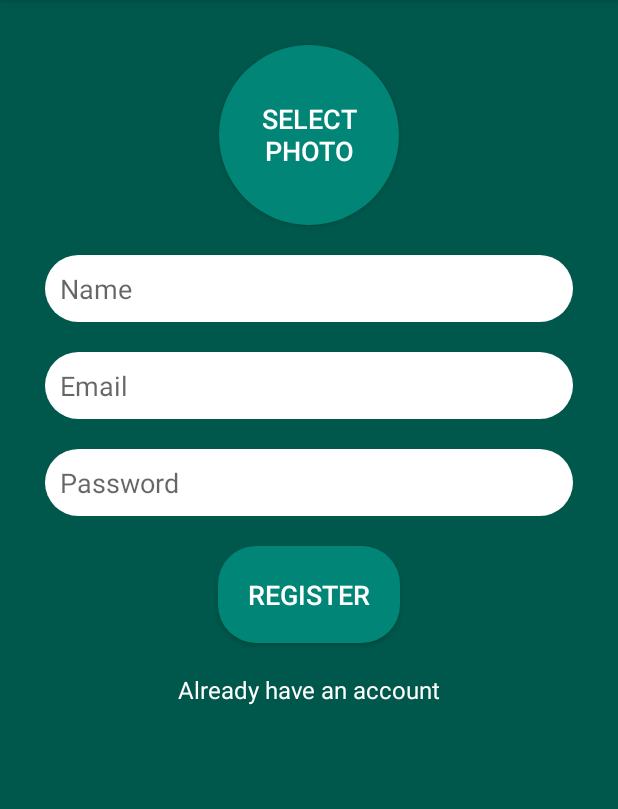
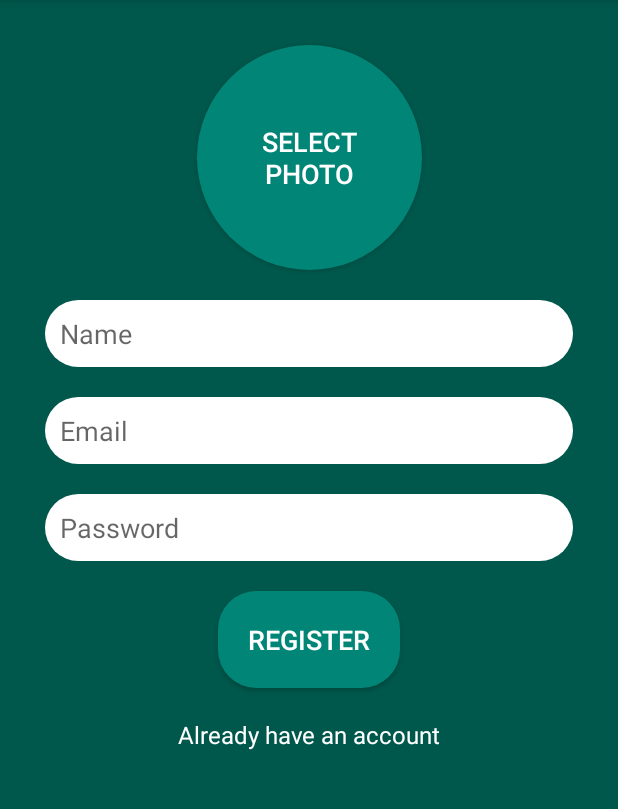
Before and after one commit to BezMan/KotlinMessanger, an Android app: the screen it shows after launch (RegisterActivity), on a phone screen of 412 x 824 dp, the part 84-893 px from its top. Run offline under Robolectric (Android 15) with nearby library versions, the phone set to English and light mode, and no system bars; our stand-ins replace CircleImageView, Firebase (no records; nobody signed in at launch, a user with empty details on screens opened directly).

Commit message:
refactoring and View stuff

```diff
--- a/app/build.gradle
+++ b/app/build.gradle
@@ -40,4 +40,8 @@ dependencies {
     // more Firebase products:
     // https://firebase.google.com/docs/android/setup#available-libraries
 
+
+    implementation 'de.hdodenhof:circleimageview:3.1.0'
+
+
 }
--- a/app/src/main/java/com/dev/kotlinmessenger/RegisterActivity.kt
+++ b/app/src/main/java/com/dev/kotlinmessenger/RegisterActivity.kt
@@ -2,7 +2,6 @@ package com.dev.kotlinmessenger
 
 import android.app.Activity
 import android.content.Intent
-import android.graphics.drawable.BitmapDrawable
 import android.net.Uri
 import android.os.Bundle
 import android.util.Log
@@ -12,7 +11,7 @@ import androidx.appcompat.app.AppCompatActivity
 import com.google.firebase.auth.FirebaseAuth
 import com.google.firebase.database.FirebaseDatabase
 import com.google.firebase.storage.FirebaseStorage
-import kotlinx.android.synthetic.main.activity_main.*
+import kotlinx.android.synthetic.main.activity_register.*
 import java.util.*
 
 class RegisterActivity : AppCompatActivity() {
@@ -22,7 +21,7 @@ class RegisterActivity : AppCompatActivity() {
 
     override fun onCreate(savedInstanceState: Bundle?) {
         super.onCreate(savedInstanceState)
-        setContentView(R.layout.activity_main)
+        setContentView(R.layout.activity_register)
     }
 
 
@@ -43,18 +42,19 @@ class RegisterActivity : AppCompatActivity() {
         FirebaseAuth.getInstance().createUserWithEmailAndPassword(email, password)
             .addOnCompleteListener {
                 if (!it.isSuccessful) return@addOnCompleteListener
-            //else if successful
+                //else if successful
                 Log.d(className, "created user with uid: ${it.result?.user?.uid}")
                 uploadImageToFirebaseStorage()
             }
             .addOnFailureListener {
                 Log.d(className, "Failed to create user: ${it.message}")
-                Toast.makeText(this, "Failed to create user: ${it.message}", Toast.LENGTH_LONG).show()
+                Toast.makeText(this, "Failed to create user: ${it.message}", Toast.LENGTH_LONG)
+                    .show()
             }
     }
 
     private fun uploadImageToFirebaseStorage() {
-        if(selectedPhotoUri == null) return
+        if (selectedPhotoUri == null) return
 
         val filename = UUID.randomUUID().toString()
         val ref = FirebaseStorage.getInstance().getReference("/images/$filename")
@@ -68,7 +68,7 @@ class RegisterActivity : AppCompatActivity() {
                     saveUserToFirebaseDatabase(profileImageUrl)
                 }
             }
-            .addOnFailureListener{
+            .addOnFailureListener {
                 Log.d(className, "Failed to upload image: ${it.message}")
             }
 
@@ -85,7 +85,7 @@ class RegisterActivity : AppCompatActivity() {
             .addOnSuccessListener {
                 Log.d(className, "saved user to Firebase database")
             }
-            .addOnFailureListener{
+            .addOnFailureListener {
                 Log.d(className, "Failed to save user: ${it.message}")
             }
     }
@@ -104,16 +104,14 @@ class RegisterActivity : AppCompatActivity() {
 
     override fun onActivityResult(requestCode: Int, resultCode: Int, data: Intent?) {
         super.onActivityResult(requestCode, resultCode, data)
-        if(requestCode == 0 && resultCode == Activity.RESULT_OK && data != null){
+        if (requestCode == 0 && resultCode == Activity.RESULT_OK && data != null) {
             selectedPhotoUri = data.data
             val bitmapResolver = BitmapResolver()
             val bitmap = bitmapResolver.getBitmap(contentResolver, selectedPhotoUri)
-            val bitmapDrawable = BitmapDrawable(bitmap)
-            photo_select_button.setBackgroundDrawable(bitmapDrawable)
+            photo_imageview_register.setImageBitmap(bitmap)
+            photo_select_button.alpha = 0f //we still want it to be in front, and clickable
         }
     }
 
 
 }
-
-data class User(val uid: String, val userName: String, val profileImageUrl: String)
--- /dev/null
+++ b/app/src/main/java/com/dev/kotlinmessenger/User.kt
@@ -0,0 +1,3 @@
+package com.dev.kotlinmessenger
+
+data class User(val uid: String, val userName: String, val profileImageUrl: String)
--- a/app/src/main/res/drawable/circle_button.xml
+++ b/app/src/main/res/drawable/circle_button.xml
@@ -3,8 +3,8 @@
     android:shape="oval">
 
     <size
-        android:width="120dp"
-        android:height="120dp"/>
+        android:width="@dimen/imageDimension"
+        android:height="@dimen/imageDimension"/>
 
     <solid android:color="@color/colorPrimary"/>
 
--- a/app/src/main/res/layout/activity_main.xml
+++ b/app/src/main/res/layout/activity_register.xml
@@ -22,6 +22,17 @@
         app:layout_constraintEnd_toEndOf="parent"
         app:layout_constraintStart_toStartOf="parent"
         app:layout_constraintTop_toTopOf="parent" />
+
+    <de.hdodenhof.circleimageview.CircleImageView
+        android:id="@+id/photo_imageview_register"
+        android:layout_width="@dimen/imageDimension"
+        android:layout_height="@dimen/imageDimension"
+        app:civ_border_color="@android:color/white"
+        app:civ_border_width="2dp"
+        app:layout_constraintBottom_toBottomOf="@id/photo_select_button"
+        app:layout_constraintEnd_toEndOf="@id/photo_select_button"
+        app:layout_constraintStart_toStartOf="@id/photo_select_button"
+        app:layout_constraintTop_toTopOf="@id/photo_select_button" />
 
     <EditText
         android:id="@+id/name_edittext_register"
--- /dev/null
+++ b/app/src/main/res/values/dimens.xml
@@ -0,0 +1,4 @@
+<?xml version="1.0" encoding="utf-8"?>
+<resources>
+    <dimen name="imageDimension">150dp</dimen>
+</resources>
```
